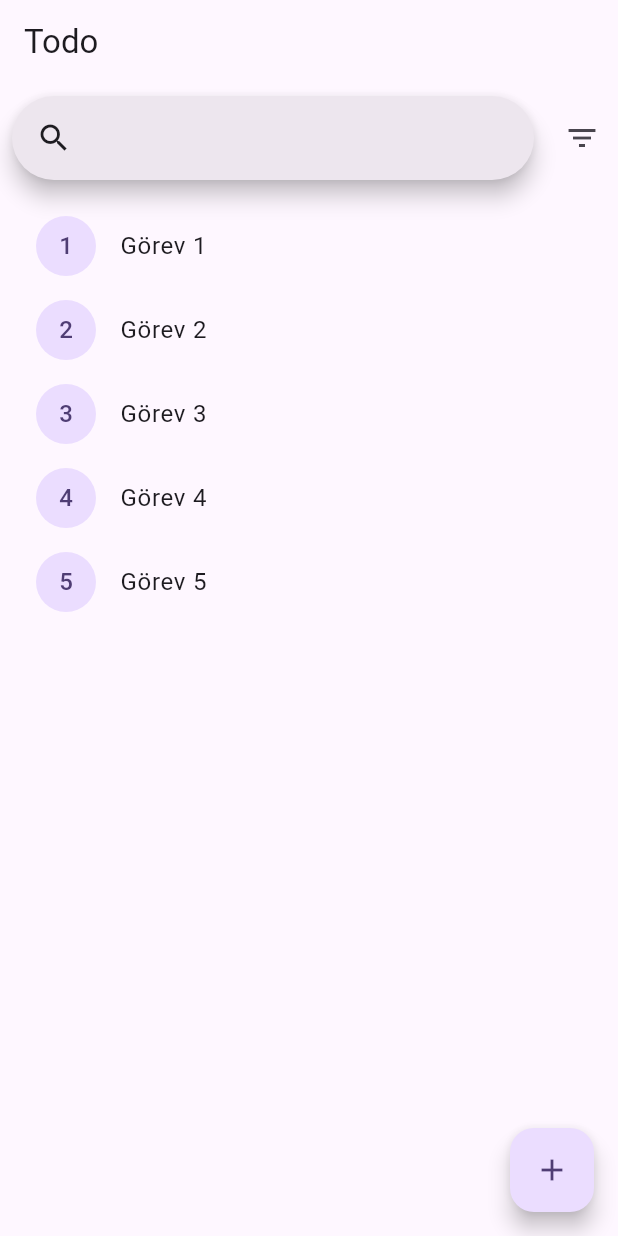
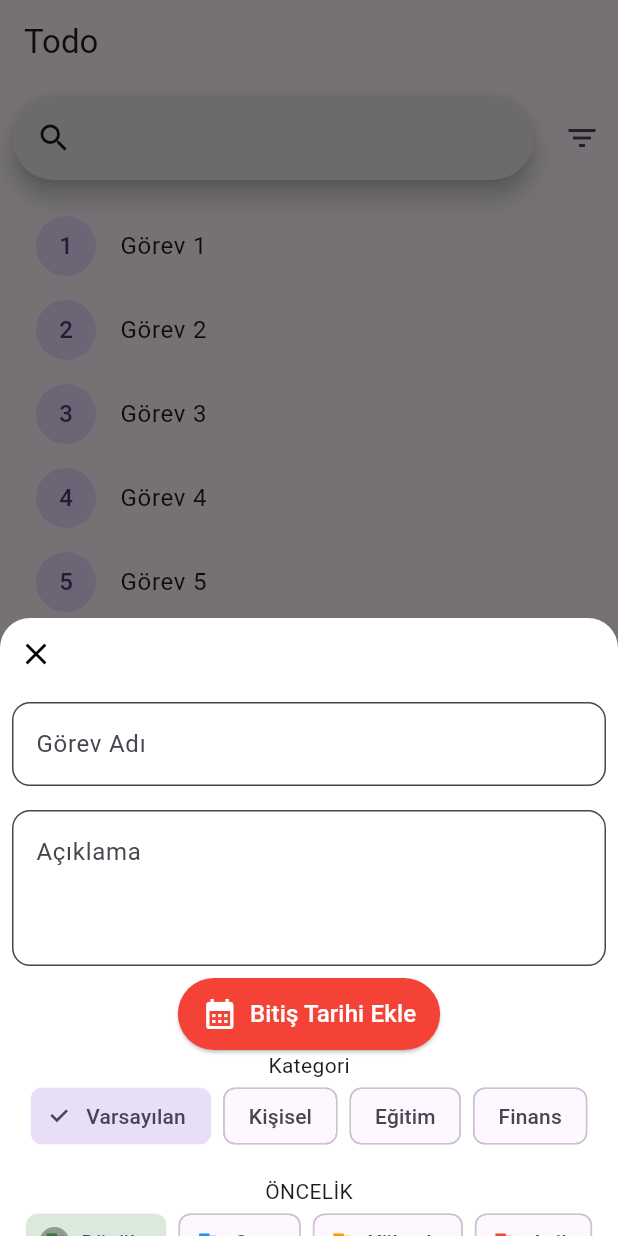
Before and after one commit to sariomer96/case_todo_app, a Flutter app: the screen it shows after launch, after a tap on the "add" icon, on a phone screen of 412 x 824 dp. Run offline on Flutter 3.47's test engine with Material 3 defaults, Android fonts, the phone set to English and light mode, and no system bars.

Commit message:
Added UI elements to the task page

```diff
--- a/lib/main.dart
+++ b/lib/main.dart
@@ -1,5 +1,6 @@
 import 'package:flutter/material.dart';
 import 'package:spexco_todo_app/view/home/home_page/home_page.dart';
+import 'package:spexco_todo_app/view/task_detail/task_page/task_add_page.dart';
 
 void main() {
   runApp(const MyApp());
@@ -13,26 +14,18 @@
   Widget build(BuildContext context) {
     return MaterialApp(
       title: 'Flutter Demo',
+      initialRoute: '/',
+      routes: {
+          '/': (context) => const HomePage(),
+
+      },
       theme: ThemeData(
-        // This is the theme of your application.
-        //
-        // TRY THIS: Try running your application with "flutter run". You'll see
-        // the application has a purple toolbar. Then, without quitting the app,
-        // try changing the seedColor in the colorScheme below to Colors.green
-        // and then invoke "hot reload" (save your changes or press the "hot
-        // reload" button in a Flutter-supported IDE, or press "r" if you used
-        // the command line to start the app).
-        //
-        // Notice that the counter didn't reset back to zero; the application
-        // state is not lost during the reload. To reset the state, use hot
-        // restart instead.
-        //
-        // This works for code too, not just values: Most code changes can be
-        // tested with just a hot reload.
+
         colorScheme: ColorScheme.fromSeed(seedColor: Colors.deepPurple),
         useMaterial3: true,
+
       ),
-      home: const HomePage(),
+
     );
   }
 }
--- a/lib/view/home/home_page/home_page.dart
+++ b/lib/view/home/home_page/home_page.dart
@@ -1,4 +1,5 @@
 import 'package:flutter/material.dart';
+import 'package:spexco_todo_app/view/task_detail/task_page/task_add_page.dart';
 
 class HomePage extends StatefulWidget {
   const HomePage({super.key});
@@ -8,6 +9,7 @@ class HomePage extends StatefulWidget {
 }
 
 class _HomePageState extends State<HomePage> {
+
 @override
 Widget build(BuildContext context) {
   return Scaffold(
@@ -15,15 +17,48 @@ class _HomePageState extends State<HomePage> {
       title: const Text('Todo'),
     ),
     body: Column(
-        children: [_searchFilter(), const TaskListView()],
+      children: [
+        _searchFilter(),
+        const TaskListView(),
+      ],
     ),
     floatingActionButton: FloatingActionButton(
-        onPressed: (){},
+      onPressed: () {
+                showModalBottomSheet(
+                  context: context,
+                  isScrollControlled: true,
+                  backgroundColor: Colors.transparent,
+             builder: (BuildContext context) {
+        return DraggableScrollableSheet(
+       initialChildSize: 0.5,
+      minChildSize: 0.25,
+      maxChildSize: 0.95,
+      expand: false,
+      builder: (context, scrollController) {
+        return Container(
+          decoration: const BoxDecoration(
+            color: Colors.white,
+            borderRadius: BorderRadius.vertical(top: Radius.circular(20)),
+          ),
+          child: SingleChildScrollView(
+            controller: scrollController,
+            child: const AddPage()
+          ),
+        );
+      },
+    );
+  },
+);
+
+
+
+      },
       child: const Icon(Icons.add),
     ),
-
   );
 }
+
+
 
   Row _searchFilter() {
     return Row(
@@ -97,3 +132,47 @@ class _TaskListViewState extends State<TaskListView> {
     );
   }
 }
+
+
+
+
+
+
+
+
+class MyHomePage extends StatefulWidget {
+  const MyHomePage({super.key, required this.title});
+  final String title;
+  @override
+  State<MyHomePage> createState() => _MyHomePageState();
+}
+
+class _MyHomePageState extends State<MyHomePage> {
+  @override
+  Widget build(BuildContext context) {
+    return Scaffold(
+      appBar: AppBar(
+        backgroundColor: Theme.of(context).colorScheme.inversePrimary,
+        title: Text(widget.title),
+      ),
+      body: Center(
+        child: Column(
+          mainAxisAlignment: MainAxisAlignment.center,
+          children: <Widget>[
+            const Text(
+              'Click here to try the Modal Bottom Sheet ',
+            ),
+            const SizedBox(
+              height: 20,
+            ),
+            ElevatedButton(
+                onPressed: () {
+
+                },
+                child: const Text("Click here"))
+          ],
+        ),
+      ),
+    );
+  }
+}
--- /dev/null
+++ b/lib/view/task_detail/task_page/task_add_page.dart
@@ -0,0 +1,168 @@
+import 'package:flutter/material.dart';
+
+class AddPage extends StatefulWidget {
+  const AddPage({super.key});
+
+  @override
+  State<AddPage> createState() => _AddPageState();
+}
+
+class _AddPageState extends State<AddPage> {
+final TextEditingController _nameController = TextEditingController();
+   final TextEditingController _commentController = TextEditingController();
+    DateTime? _selectedDate;
+
+      String _selectedCategory = 'Varsayılan';
+      final List<String> _categories = ['Varsayılan','Kişisel', 'Eğitim', 'Finans'];
+
+   String _selectedPriority = 'Düşük';
+      final List<String> _priority = ['Düşük', 'Orta', 'Yüksek', 'Acil'];
+
+            final Map<String, Color> _priorityColors = {
+              'Düşük': Colors.green,
+              'Orta': Colors.blue,
+              'Yüksek': Colors.orange,
+              'Acil': Colors.red,
+            };
+  @override
+  Widget build(BuildContext context) {
+    return     Column(
+              children: [
+                Row(
+                  mainAxisAlignment: MainAxisAlignment.start,
+                  children: [
+                    IconButton(
+                      onPressed: () {
+                        Navigator.pop(context);
+                      },
+                      icon: const Icon(
+                        Icons.close,
+                        color: Colors.black,
+                      ),
+                    ),
+                  ],
+                ),
+
+                          Padding(
+                  padding: const EdgeInsets.all(8.0),
+                  child: TextField(
+                    controller: _commentController,
+                          decoration: InputDecoration(
+                            labelText: "Görev Adı",
+                            alignLabelWithHint: true,
+                            filled: true,
+                            fillColor: Colors.white,
+                            border: OutlineInputBorder(
+                              borderRadius: BorderRadius.circular(12),
+                            ),
+                          ),
+
+
+                          ),
+                      )  ,
+                       Padding(
+                  padding: const EdgeInsets.all(8.0),
+                  child: TextField(
+                    controller: _commentController,
+                          decoration: InputDecoration(
+                            labelText: "Açıklama",
+                            alignLabelWithHint: true,
+                            filled: true,
+                            fillColor: Colors.white,
+                            border: OutlineInputBorder(
+                              borderRadius: BorderRadius.circular(12),
+                            ),
+                          ),
+                          maxLines: 5,
+                          minLines: 3,
+                          keyboardType: TextInputType.multiline,
+                          ),
+                      )  ,
+
+                   ElevatedButton.icon(
+                          onPressed: () async {
+                          DateTime? pickedDate = await showDatePicker(
+                                      context: context,
+                                      initialDate: _selectedDate ?? DateTime.now(),
+                                      firstDate: DateTime(2025),
+                                      lastDate: DateTime(2100),
+                                    );
+                                      if (pickedDate != null) {
+                                        setState(() {
+                                          _selectedDate = pickedDate;
+                                        });
+                                }
+                          },
+
+                          icon: Icon(
+                            Icons.calendar_month,
+                            size: IconTheme.of(context).size,
+                          ),
+                          label: Text(
+                            _selectedDate == null
+                                ? 'Bitiş Tarihi Ekle'
+                                : 'Seçilen Tarih: ${_selectedDate!.day}/${_selectedDate!.month}/${_selectedDate!.year}',
+                            style: const TextStyle(fontSize: 16),
+                          ),
+                          style: ElevatedButton.styleFrom(
+                            backgroundColor: Colors.red,
+                            foregroundColor: Colors.white,
+                            padding: const EdgeInsets.symmetric(horizontal: 16, vertical: 12),
+                          ),
+                        ),
+
+                         const Text('Kategori'),
+                    Wrap(
+                      spacing: 8,
+                      children: _categories.map((cat) {
+                        return ChoiceChip(
+                          label: Text(cat),
+                          selected: _selectedCategory == cat,
+                          onSelected: (selected) {
+                            setState(() {
+                              _selectedCategory = cat;
+                            });
+                          },
+                        );
+                      }).toList(),
+                    ),
+                        const SizedBox(height: 16,),
+                      const Text('ÖNCELİK'),
+
+                     Wrap(
+
+                      spacing: 8,
+                      children: _priority.map((priority) {
+                        final color = _priorityColors[priority] ?? Colors.grey;
+                        return ChoiceChip(
+                          avatar:   Icon(Icons.flag_sharp,
+                                    color: color,
+                          ),
+
+                          label: Text(priority),
+
+                          labelStyle: const TextStyle(
+
+                          ),
+                          selected: _selectedPriority == priority,
+                          selectedColor: color.withOpacity(0.2),
+
+                               checkmarkColor: Colors.transparent,
+                          onSelected: (selected) {
+                            setState(() {
+                              _selectedPriority = priority;
+                            });
+                          },
+                        );
+                      }).toList(),
+                    ),
+                   const SizedBox(height: 50),
+
+
+                  ElevatedButton(onPressed: (){}, child: const Text('Oluştur'))
+
+              ],
+
+    );
+  }
+}
```
Lines whose indentation alone changed are shown as unchanged.
